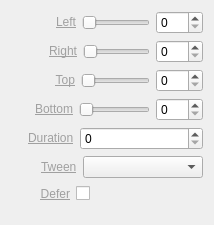
cambell-prince/casparcg-client, file trunk/Widgets/Inspector/InspectorCropWidget.ui: the form before one commit.
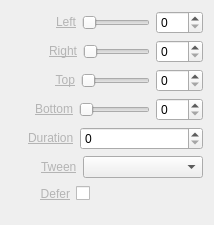
The form after the commit.

What changed in the file:
```diff
--- a/trunk/Widgets/Inspector/InspectorCropWidget.ui
+++ b/trunk/Widgets/Inspector/InspectorCropWidget.ui
@@ -38,7 +38,7 @@
      <item>
       <widget class="QLabel" name="labelCropLeft">
        <property name="text">
-        <string>&lt;a href=&quot;Left&quot; style=&quot;color: #A0A0A0;&quot;&gt;Left&lt;/a&gt;</string>
+        <string>&lt;a href=&quot;Left&quot; style=&quot;color: #B4B4B4;&quot;&gt;Left&lt;/a&gt;</string>
        </property>
        <property name="alignment">
         <set>Qt::AlignRight|Qt::AlignTrailing|Qt::AlignVCenter</set>
@@ -85,7 +85,7 @@
      <item>
       <widget class="QLabel" name="labelCropTop">
        <property name="text">
-        <string>&lt;a href=&quot;Right&quot; style=&quot;color: #A0A0A0;&quot;&gt;Right&lt;/a&gt;</string>
+        <string>&lt;a href=&quot;Right&quot; style=&quot;color: #B4B4B4;&quot;&gt;Right&lt;/a&gt;</string>
        </property>
        <property name="alignment">
         <set>Qt::AlignRight|Qt::AlignTrailing|Qt::AlignVCenter</set>
@@ -132,7 +132,7 @@
      <item>
       <widget class="QLabel" name="labelCropRight">
        <property name="text">
-        <string>&lt;a href=&quot;Top&quot; style=&quot;color: #A0A0A0;&quot;&gt;Top&lt;/a&gt;</string>
+        <string>&lt;a href=&quot;Top&quot; style=&quot;color: #B4B4B4;&quot;&gt;Top&lt;/a&gt;</string>
        </property>
        <property name="alignment">
         <set>Qt::AlignRight|Qt::AlignTrailing|Qt::AlignVCenter</set>
@@ -179,7 +179,7 @@
      <item>
       <widget class="QLabel" name="labelCropBottom">
        <property name="text">
-        <string>&lt;a href=&quot;Bottom&quot; style=&quot;color: #A0A0A0;&quot;&gt;Bottom&lt;/a&gt;</string>
+        <string>&lt;a href=&quot;Bottom&quot; style=&quot;color: #B4B4B4;&quot;&gt;Bottom&lt;/a&gt;</string>
        </property>
        <property name="alignment">
         <set>Qt::AlignRight|Qt::AlignTrailing|Qt::AlignVCenter</set>
@@ -226,7 +226,7 @@
      <item>
       <widget class="QLabel" name="labelDuration">
        <property name="text">
-        <string>&lt;a href=&quot;Duration&quot; style=&quot;color: #A0A0A0;&quot;&gt;Duration&lt;/a&gt;</string>
+        <string>&lt;a href=&quot;Duration&quot; style=&quot;color: #B4B4B4;&quot;&gt;Duration&lt;/a&gt;</string>
        </property>
       </widget>
      </item>
@@ -266,7 +266,7 @@
      <item>
       <widget class="QLabel" name="labelEasing">
        <property name="text">
-        <string>&lt;a href=&quot;Tween&quot; style=&quot;color: #A0A0A0;&quot;&gt;Tween&lt;/a&gt;</string>
+        <string>&lt;a href=&quot;Tween&quot; style=&quot;color: #B4B4B4;&quot;&gt;Tween&lt;/a&gt;</string>
        </property>
       </widget>
      </item>
@@ -303,7 +303,7 @@
      <item>
       <widget class="QLabel" name="labelDefer">
        <property name="text">
-        <string>&lt;a href=&quot;Defer&quot; style=&quot;color: #A0A0A0;&quot;&gt;Defer&lt;/a&gt;</string>
+        <string>&lt;a href=&quot;Defer&quot; style=&quot;color: #B4B4B4;&quot;&gt;Defer&lt;/a&gt;</string>
        </property>
        <property name="alignment">
         <set>Qt::AlignRight|Qt::AlignTrailing|Qt::AlignVCenter</set>
```
